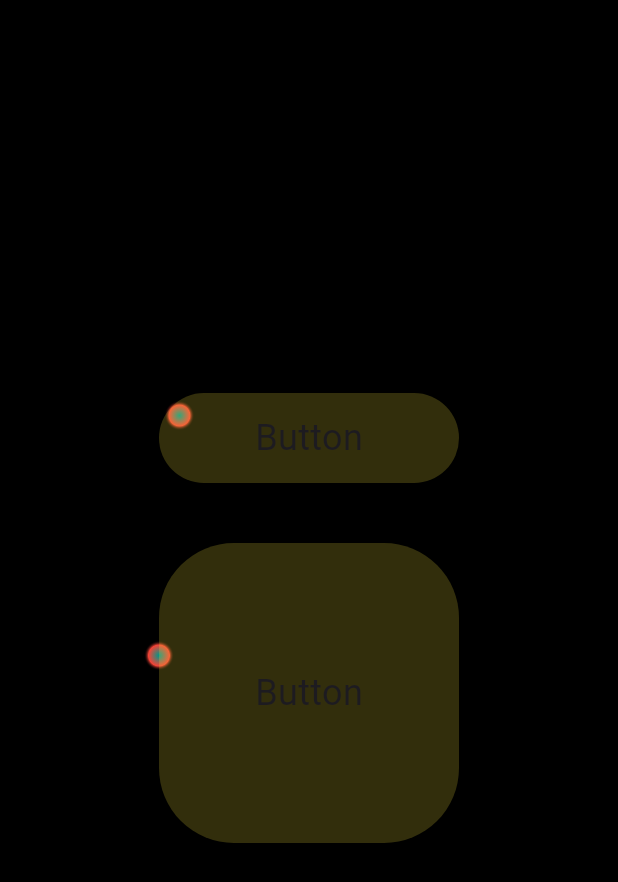
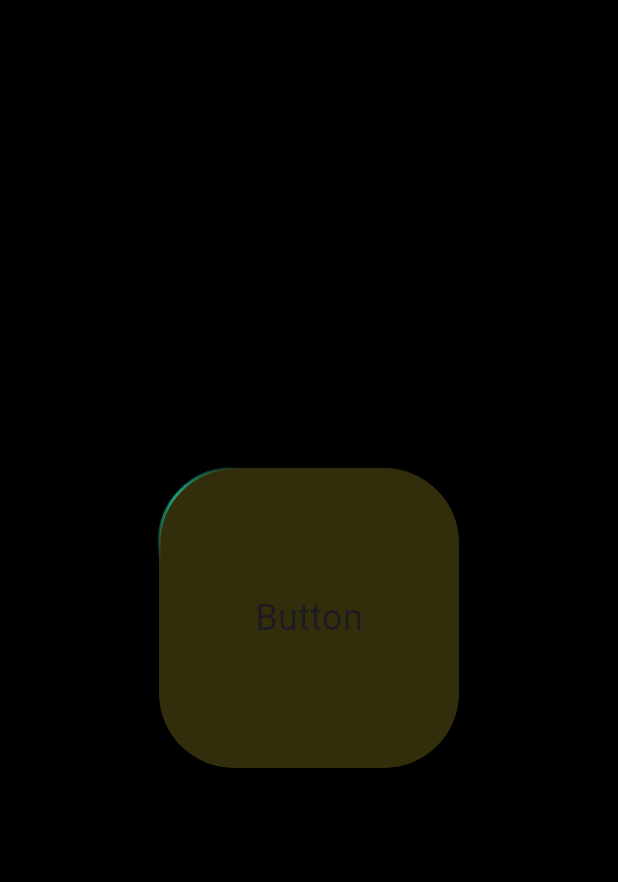
Before and after one commit to dishankjindal1/flutter_animate_border, a Flutter app: the screen it shows after launch, on a phone screen of 412 x 824 dp. Shown: the top 882 px of the screen. Run offline on Flutter 3.47's test engine with Material 3 defaults, Android fonts, the phone set to English and light mode, and no system bars.

Commit message:
[DONE] border animation formula

```diff
--- a/example/lib/main.dart
+++ b/example/lib/main.dart
@@ -24,23 +24,6 @@ class MyApp extends StatelessWidget {
             Center(
               child: SizedBox(
                 width: 200,
-                height: 60,
-                child: FlutterAnimateBorder(
-                  decoratedBox: BoxDecoration(
-                    color: Colors.yellow.withAlpha(50),
-                    borderRadius: BorderRadius.circular(50),
-                  ),
-                  label: Text(
-                    'Button',
-                    style: TextStyle(fontSize: 24),
-                  ),
-                ),
-              ),
-            ),
-            SizedBox.square(dimension: 40),
-            Center(
-              child: SizedBox(
-                width: 200,
                 height: 200,
                 child: FlutterAnimateBorder(
                   decoratedBox: BoxDecoration(
--- a/lib/src/animate_border_container.dart
+++ b/lib/src/animate_border_container.dart
@@ -18,143 +18,147 @@ class FlutterAnimateBorder extends StatefulWidget {
   State<FlutterAnimateBorder> createState() => _FlutterAnimateBorderState();
 }
 
-enum AnimationDirection {
-  RIGHT,
-  DOWN,
-  LEFT,
-  UP;
+class CustomCurve extends Curve {
+  @override
+  double transform(double t) {
+    if (t == 0.0 || t == 1.0) {
+      return t;
+    }
 
-  bool get isRight => this == RIGHT;
-  bool get isDown => this == DOWN;
-  bool get isLeft => this == LEFT;
-  bool get isUp => this == UP;
-  bool get isRightLeft => isRight || isLeft;
-  bool get isUpDown => isUp || isDown;
+    return t;
 
-  AnimationDirection toggle() => switch (this) {
-        RIGHT => DOWN,
-        DOWN => LEFT,
-        LEFT => UP,
-        UP => RIGHT,
-      };
+    // if (t < 0.25) {
+    //   return math.pow(math.sin(math.pi * t), 2).toDouble();
+    // } else if (t < 0.5) {
+    //   return math.pow(0.25 + math.sin(math.pi * t), 2).toDouble();
+    // } else if (t < 0.75) {
+    //   return math.pow(0.5 + math.sin(math.pi * t), 2).toDouble();
+    // } else {
+    //   return math.pow(0.75 + math.sin(math.pi * t), 2).toDouble();
+    // }
+  }
 }
 
 class _FlutterAnimateBorderState extends State<FlutterAnimateBorder>
     with SingleTickerProviderStateMixin {
   /// Mutable
-  late (double, double) actor = (0, 0);
-  (double, double)? boxSize;
-  AnimationDirection direction = AnimationDirection.RIGHT;
+  late Offset actor = Offset(0, 0);
+  Offset box = Offset(0, 0);
 
   /// Immutable
-  late double borderRadius =
+  late double radius =
       (widget.decoratedBox.borderRadius as BorderRadius).bottomLeft.x;
 
   /// Controllers
   late final AnimationController animationController;
   late final Animation<double> animationValue;
 
+  void _calculate() {
+    final findTheMinSize = math.min(box.dx, box.dy);
+    final maxCornerRadius = findTheMinSize / 2;
+    final pickMinCornerRadius = math.min(radius, maxCornerRadius);
+
+    radius = pickMinCornerRadius;
+  }
+
   @override
   void initState() {
     super.initState();
     animationController = AnimationController(
       vsync: this,
-      duration: Duration(seconds: 3),
+      duration: Duration(seconds: 4),
     );
     animationValue = animationController.drive(
-      CurveTween(curve: Curves.linear),
+      CurveTween(curve: CustomCurve()),
     );
 
     animationController.forward();
 
     WidgetsBinding.instance.addPostFrameCallback((_) {
-      _calculateBorderRadius();
-      actor = (borderRadius / 2, 0);
+      _calculate();
       animationController.addListener(_updateUi);
       animationController.addStatusListener(_restartAnimation);
     });
   }
 
-  double _normalize(double val, double min, double max) {
-    return (val - min) / (max - min);
+  // Helper function to calculate arc points
+  Offset arcPoint(double cx, double cy, double startAngle, double angle) {
+    final x = cx + radius * math.cos(startAngle + angle);
+
+    final y = cy + radius * math.sin(startAngle + angle);
+
+    return Offset(x, y);
   }
 
-  double? lastValue;
   void _updateUi() {
-    if (boxSize == null) return;
+    if (mounted) {
+      setState(() {
+        final edgeH = box.dx - 2 * radius;
+        final edgeV = box.dy - 2 * radius;
+        final arc = (math.pi / 2) * radius;
+        final perimeter = 2 * (edgeH + edgeV) + 4 * arc;
 
-    if (direction.isRight) {
-      if (actor.$1 >= boxSize!.$1 - borderRadius) {
-        lastValue ??= animationValue.value;
-        final goingRightDown = borderRadius *
-            Tween<double>(begin: 0, end: 1)
-                .transform(_normalize(animationValue.value, lastValue!, 1));
+        double d = perimeter * animationValue.value;
 
-        actor = (actor.$1, goingRightDown);
-      }
-      actor = (
-        borderRadius + ((boxSize!.$1 - borderRadius) * animationValue.value),
-        actor.$2
-      );
-    } else if (direction.isDown) {
-      if (actor.$2 >= boxSize!.$2 - borderRadius) {
-        lastValue ??= animationValue.value;
-        final goingDownLeft = borderRadius *
-            Tween<double>(begin: 0, end: 1)
-                .transform(_normalize(animationValue.value, lastValue!, 1));
-
-        actor = (boxSize!.$1 - goingDownLeft, actor.$2);
+        if (d < edgeH) {
+          actor = Offset(d + radius, 0);
+          return;
         }
 
-      actor = (
-        actor.$1,
-        borderRadius + (boxSize!.$2 - borderRadius) * animationValue.value
-      );
-    } else if (direction.isLeft) {
-      if (borderRadius >= actor.$1) {
-        lastValue ??= animationValue.value;
-        final goingUpLeft = boxSize!.$2 -
-            (borderRadius *
-                Tween<double>(begin: 0, end: 1).transform(
-                    _normalize(animationValue.value, lastValue!, 1)));
+        d -= edgeH;
 
-        actor = (actor.$1, goingUpLeft);
+        if (d < arc) {
+          final angle = d / radius;
+          actor = arcPoint(box.dx - radius, radius, 3 * math.pi / 2, angle);
+          return;
         }
 
-      actor = (
-        boxSize!.$1 -
-            borderRadius -
-            (animationValue.value * (boxSize!.$1 - borderRadius)),
-        actor.$2
-      );
-    } else if (direction.isUp) {
-      if (borderRadius >= actor.$2) {
-        lastValue ??= animationValue.value;
-        final goingUpRight = borderRadius *
-            Tween<double>(begin: 0, end: 1)
-                .transform(_normalize(animationValue.value, lastValue!, 1));
+        d -= arc;
 
-        actor = (goingUpRight, actor.$2);
+        if (d < edgeH) {
+          actor = Offset(box.dx, d + radius);
+          return;
         }
 
-      actor = (
-        actor.$1,
-        boxSize!.$2 -
-            borderRadius -
-            ((boxSize!.$2 - borderRadius) * animationValue.value)
-      );
-    } else {
-      throw Exception('something messed up');
+        d -= edgeH;
+
+        if (d < arc) {
+          final angle = d / radius;
+          actor = arcPoint(box.dx - radius, box.dy - radius, 0, angle);
+          return;
         }
 
-    if (animationValue.value == 1) {
-      direction = direction.toggle();
-      lastValue = null;
+        d -= arc;
+
+        if (d < edgeH) {
+          actor = Offset(box.dx - d - radius, box.dy);
+          return;
         }
 
-    if (mounted) {
-      setState(() {
-        /// refresh ui
+        d -= edgeH;
+
+        if (d < arc) {
+          final angle = d / radius;
+          actor = arcPoint(radius, box.dy - radius, math.pi / 2, angle);
+          return;
+        }
+
+        d -= arc;
+
+        if (d < edgeH) {
+          actor = Offset(0, box.dy - d - radius);
+          return;
+        }
+
+        d -= edgeH;
+
+        if (d < arc) {
+          final angle = d / radius;
+          actor = arcPoint(radius, radius, math.pi, angle);
+          return;
+        }
+
+        d -= arc;
       });
     }
   }
@@ -166,19 +170,12 @@ class _FlutterAnimateBorderState extends State<FlutterAnimateBorder>
     }
   }
 
-  void _calculateBorderRadius() {
-    final findTheMinSize = math.min(boxSize!.$1, boxSize!.$2);
-    final maxCornerRadius = findTheMinSize / 2;
-    final pickMinCornerRadius = math.min(borderRadius, maxCornerRadius);
-    borderRadius = pickMinCornerRadius;
-  }
-
   @override
   void didUpdateWidget(covariant FlutterAnimateBorder oldWidget) {
     super.didUpdateWidget(oldWidget);
 
     if (oldWidget.decoratedBox != widget.decoratedBox) {
-      _calculateBorderRadius();
+      _calculate();
     }
   }
 
@@ -195,28 +192,24 @@ class _FlutterAnimateBorderState extends State<FlutterAnimateBorder>
     return GestureDetector(
       onTap: () async {
         animationController.reset();
-        actor = (borderRadius / 2, 0);
-        direction = AnimationDirection.RIGHT;
-        setState(() {});
+        setState(() {
+          /// refresh ui
+        });
         animationController.forward();
       },
       child: LayoutBuilder(builder: (context, constraints) {
-        boxSize = (constraints.maxWidth, constraints.maxHeight);
+        box = Offset(constraints.maxWidth, constraints.maxHeight);
         return CustomPaint(
           willChange: kDebugMode,
           painter: AnimateBorder(
             [actor],
-            strokeWidth: 40,
-            borderRadius: borderRadius,
+            strokeWidth: 2,
+            borderRadius: radius,
             shader: (actor, glowRadius) => ui.Gradient.radial(
               actor,
-              10,
-              [
-                Colors.teal,
-                Colors.red,
-                Colors.transparent,
-              ],
-              [0, 0.7, 1],
+              50,
+              [Colors.teal, Colors.teal.withAlpha(50), Colors.transparent],
+              [0, 0.75, 1],
             ),
           ),
           child: Container(
@@ -231,7 +224,7 @@ class _FlutterAnimateBorderState extends State<FlutterAnimateBorder>
 }
 
 class AnimateBorder extends CustomPainter {
-  final List<(double, double)> actors;
+  final List<Offset> actors;
   final Color primaryColor;
   final double strokeWidth;
   final double borderRadius;
@@ -266,9 +259,7 @@ class AnimateBorder extends CustomPainter {
     }
 
     for (var actor in actors) {
-      final offset = Offset(actor.$1, actor.$2);
-
-      drawActor(offset);
+      drawActor(actor);
     }
   }
 
--- a/pubspec.yaml
+++ b/pubspec.yaml
@@ -10,7 +10,6 @@ environment:
 dependencies:
   flutter:
     sdk: flutter
-  flutter_animate: ^4.5.2
 
 dev_dependencies:
   flutter_test:
```
Lines whose indentation alone changed are shown as unchanged.
